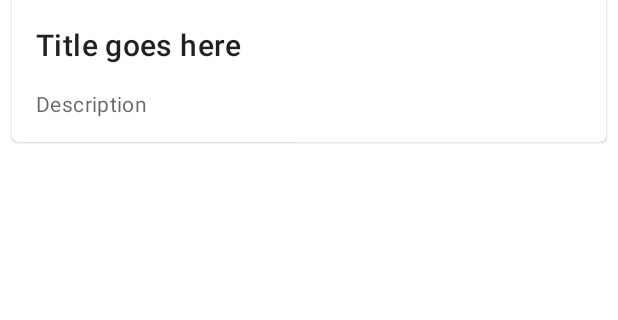
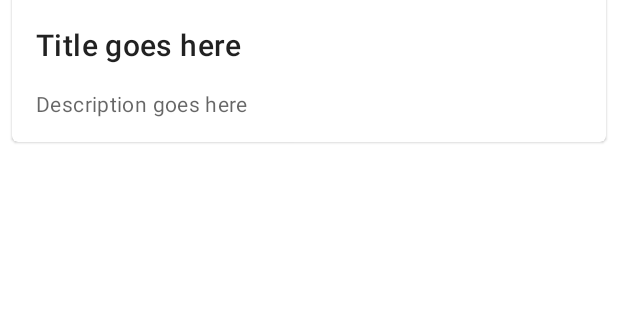
Before and after one commit to mavinii/movieBookingApp, an Android app: the MovieActivity screen opened directly, with no data from a screen before it, on a phone screen of 412 x 824 dp, the part 387-707 px from its top. Run offline under Robolectric (Android 15) with nearby library versions, the light colour scheme and no system bars.

Commit message:
Issues to connect the main screen "MainActivity" with the second screen "MovieActivity"

```diff
--- a/app/src/main/java/com/marcosoliveira/moviebookingapp/MainActivity.kt
+++ b/app/src/main/java/com/marcosoliveira/moviebookingapp/MainActivity.kt
@@ -116,7 +116,7 @@ class MainActivity : AppCompatActivity() {
 //             Toast.makeText(this@MainActivity, "You Clicked on item No: $position", Toast.LENGTH_LONG).show()
 
 
-            // This line attached all content to intent, and then starts the new activity with it all
+            // This line attaches all content to intent, and then starts the new activity with it all
             val intent = Intent(this@MainActivity,MovieActivity::class.java)
             intent.putExtra("image",newArrayList[position].titleImage)
             intent.putExtra("title",newArrayList[position].title)
--- a/app/src/main/res/layout/activity_movie.xml
+++ b/app/src/main/res/layout/activity_movie.xml
@@ -68,7 +68,7 @@
                     android:layout_width="wrap_content"
                     android:layout_height="wrap_content"
                     android:layout_marginTop="16dp"
-                    android:text="Description"
+                    android:text="Description goes here"
                     android:textAppearance="?attr/textAppearanceBody2"
                     android:textColor="?android:attr/textColorSecondary" />
 
```
Also changed, not shown: app/src/main/java/com/marcosoliveira/moviebookingapp/MovieActivity.kt (+11 -14 lines).
